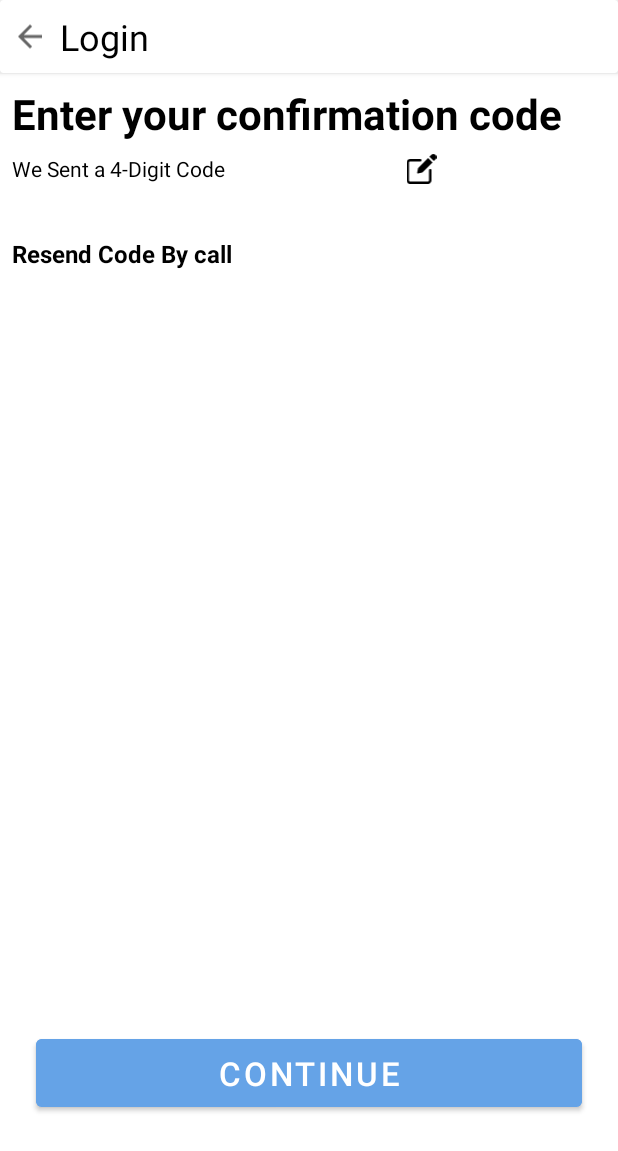
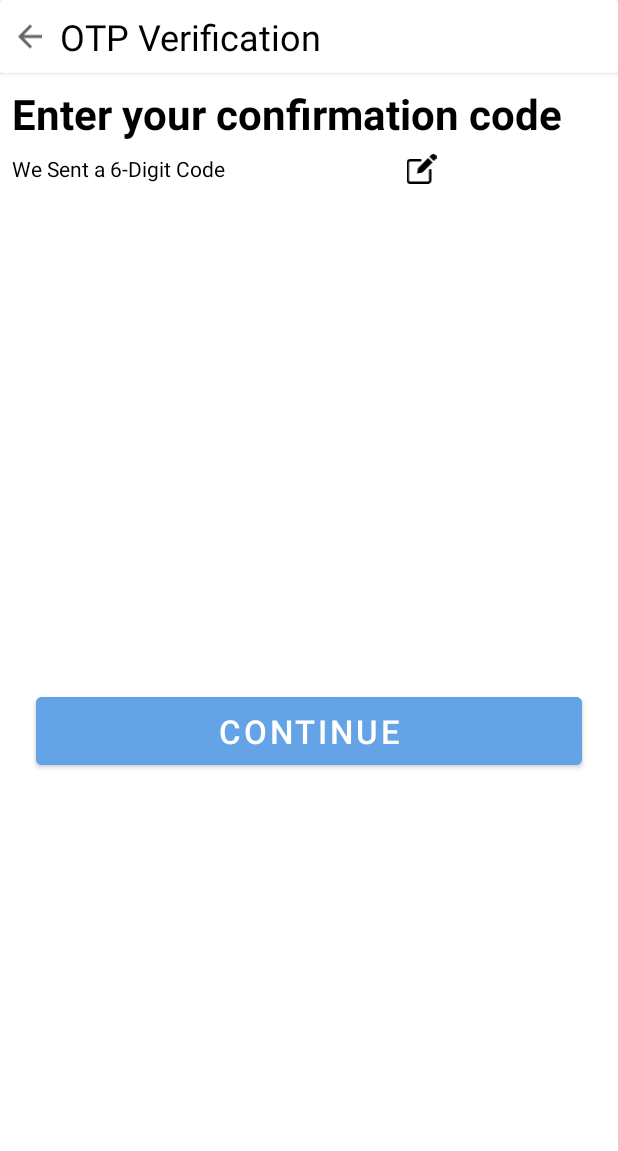
Before and after one commit to IT-Craft-Solution/E-Sell, an Android app: the fragment confirmationCode placed in its activity, on a phone screen of 412 x 824 dp. Shown: the top 1151 px of the screen. Run offline under Robolectric (Android 15) with nearby library versions, the phone set to English and light mode, and no system bars; plain views replace OtpTextView; Roboto replaces fonts that are not available here; 3 statements that could not run were skipped.

Commit message:
UserLogin UI Changes.

```diff
--- a/app/src/main/java/com/itcraftsolution/esell/Fragment/confirmationCode.java
+++ b/app/src/main/java/com/itcraftsolution/esell/Fragment/confirmationCode.java
@@ -1,5 +1,7 @@
 package com.itcraftsolution.esell.Fragment;
 
+import android.content.Context;
+import android.content.SharedPreferences;
 import android.os.Bundle;
 
 import androidx.fragment.app.Fragment;
@@ -10,38 +12,57 @@ import android.view.View;
 import android.view.ViewGroup;
 import android.widget.Button;
 import android.widget.EditText;
+import android.widget.Toast;
 
 import com.itcraftsolution.esell.R;
+import com.itcraftsolution.esell.databinding.FragmentConfirmationCodeBinding;
 
 public class confirmationCode extends Fragment {
+
+    private SharedPreferences spf;
+    private FragmentConfirmationCodeBinding binding;
+    private String CountryCode , PhoneNumber;
 
     public confirmationCode() {
         // Required empty public constructor
     }
 
-    private EditText etCode1, etCode2, etCode3, etCode4;
-    private Button btncontinue;
-
     @Override
     public View onCreateView(LayoutInflater inflater, ViewGroup container,
                              Bundle savedInstanceState) {
         // Inflate the layout for this fragment
-        View view = inflater.inflate(R.layout.fragment_confirmation_code, container, false);
+        binding = FragmentConfirmationCodeBinding.inflate(getLayoutInflater());
 
+        spf = getContext().getSharedPreferences("UserDetails" , Context.MODE_PRIVATE);
+        CountryCode = spf.getString("CountryCode" , null);
+        PhoneNumber = spf.getString("PhoneNumber" , null);
 
-        btncontinue = view.findViewById(R.id.btnContinuePhone);
+        binding.tvDisplayCountryCode.setText(CountryCode);
+        binding.tvDisplayPhoneNumber.setText(PhoneNumber);
 
-
-
-        btncontinue.setOnClickListener(new View.OnClickListener() {
+        binding.btnContinuePhone.setOnClickListener(new View.OnClickListener() {
             @Override
             public void onClick(View v) {
-                FragmentTransaction fragmentTransaction = getParentFragmentManager().beginTransaction();
-                fragmentTransaction.replace(R.id.frUserDetailsContainer,new mapsAndLocation());
-                fragmentTransaction.commit();
+                if(CheckOtp())
+                {
+                    FragmentTransaction fragmentTransaction = getParentFragmentManager().beginTransaction();
+                    fragmentTransaction.replace(R.id.frUserDetailsContainer,new mapsAndLocation());
+                    fragmentTransaction.commit();
+                }
+
             }
         });
 
-        return  view;
+        return  binding.getRoot();
     }
+
+    private boolean CheckOtp() {
+        boolean condition = true;
+        if (binding.otpView.getOTP().length() != 6) {
+            Toast.makeText(getContext(), "Fill The OTP", Toast.LENGTH_SHORT).show();
+            condition = false;
+        }
+        return condition;
+    }
+
 }
--- a/app/src/main/res/layout/fragment_confirmation_code.xml
+++ b/app/src/main/res/layout/fragment_confirmation_code.xml
@@ -36,7 +36,7 @@
                 android:layout_marginEnd="@dimen/_10mdp"
                 android:drawablePadding="@dimen/_15mdp"
                 android:padding="@dimen/_10mdp"
-                android:text="Login"
+                android:text="OTP Verification"
                 android:textColor="@color/black"
                 android:textSize="24sp" />
 
@@ -73,7 +73,7 @@
             android:id="@+id/tvMessageBody"
             android:layout_width="wrap_content"
             android:layout_height="wrap_content"
-            android:text="We Sent a 4-Digit Code"
+            android:text="We Sent a 6-Digit Code"
             android:textColor="@color/black"
             android:textSize="14sp" />
 
@@ -118,37 +118,23 @@
         app:otp_text_size="24dp"
         app:width="40dp" />
 
-    <TextView
-        android:id="@+id/tvConfirmationLink"
-        android:layout_width="match_parent"
-        android:layout_height="wrap_content"
-        android:layout_marginStart="@dimen/_25mdp"
-        android:layout_marginTop="@dimen/_50mdp"
-        android:text="Resend Code By call "
-        android:textColor="@color/black"
-        android:textSize="16sp"
-        android:textStyle="bold"
-        app:layout_constraintEnd_toEndOf="@+id/otpView"
-        app:layout_constraintStart_toStartOf="@+id/otpView"
-        app:layout_constraintTop_toBottomOf="@+id/otpView" />
-
     <Button
         android:id="@+id/btnContinuePhone"
         android:layout_width="match_parent"
         android:layout_height="wrap_content"
         android:layout_marginStart="24dp"
         android:layout_marginEnd="24dp"
-        android:layout_marginBottom="80dp"
         android:backgroundTint="@color/lightblue"
-        android:paddingTop="@dimen/_15mdp"
-        android:paddingBottom="@dimen/_15mdp"
+        android:paddingTop="@dimen/_10mdp"
+        android:paddingBottom="@dimen/_10mdp"
         android:text="Continue"
         android:textColor="@color/white"
         android:textSize="22sp"
         app:layout_constraintBottom_toBottomOf="parent"
         app:layout_constraintEnd_toEndOf="parent"
         app:layout_constraintHorizontal_bias="0.0"
-        app:layout_constraintStart_toStartOf="parent" />
+        app:layout_constraintStart_toStartOf="parent"
+        app:layout_constraintTop_toBottomOf="@+id/otpView" />
 
 
 </androidx.constraintlayout.widget.ConstraintLayout>
--- a/app/src/main/res/layout/fragment_login.xml
+++ b/app/src/main/res/layout/fragment_login.xml
@@ -10,7 +10,7 @@
     <ImageView
         android:id="@+id/IvesellIcon"
         android:layout_width="match_parent"
-        android:layout_height="300dp"
+        android:layout_height="wrap_content"
         android:background="@color/white"
         android:src="@drawable/eselllogo"
         app:layout_constraintBottom_toTopOf="@id/btnContinueWithPhone"
```
Also changed, not shown: app/src/main/java/com/itcraftsolution/esell/Fragment/phoneLogin.java (+13 -1 lines), app/src/main/res/layout/fragment_account.xml (+9 -17 lines), app/src/main/res/layout/fragment_maps_and_location.xml (+5 -5 lines), app/src/main/res/layout/fragment_phone_login.xml (+7 -7 lines), 650 other files.
